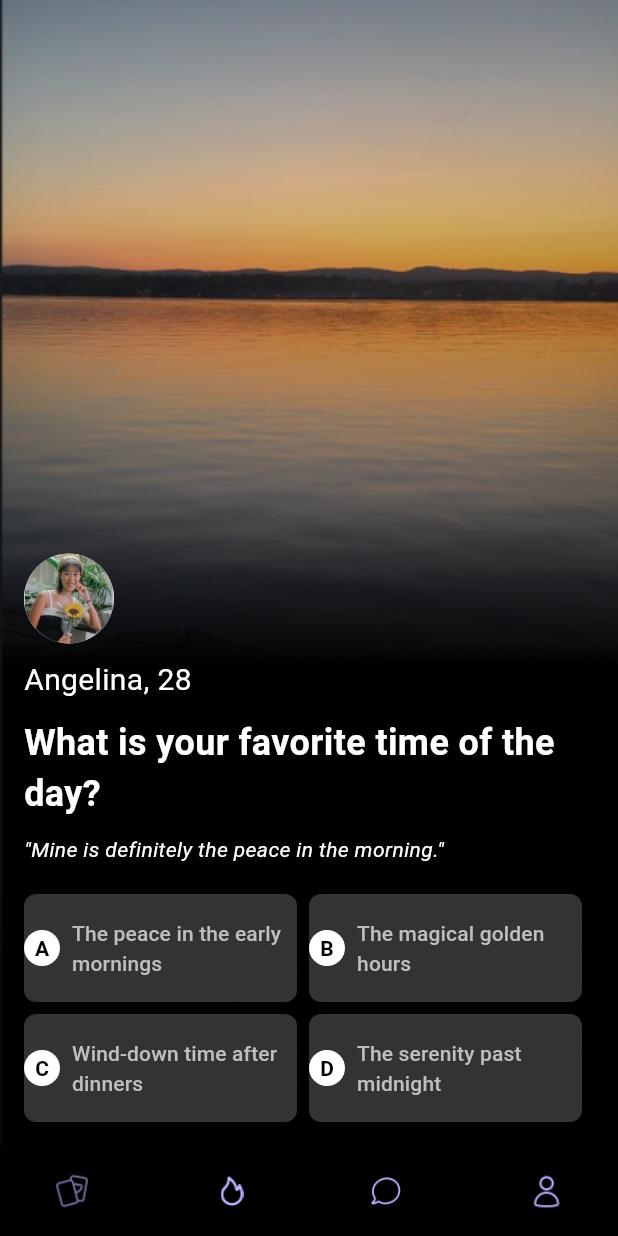
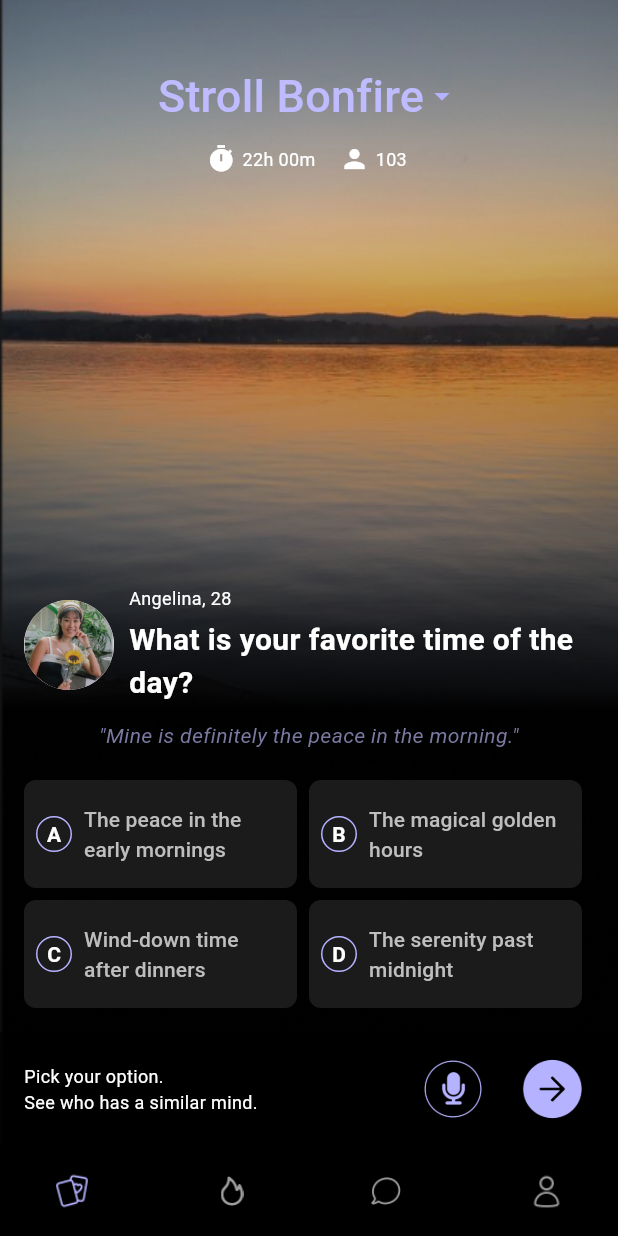
Before and after one commit to pradnyesh-86/stroll_social, a Flutter app: the screen it shows after launch, on a phone screen of 412 x 824 dp. Run offline on Flutter 3.47's test engine with Material 3 defaults, Android fonts, the phone set to English and light mode, and no system bars.

Commit message:
final draft

```diff
--- a/lib/main.dart
+++ b/lib/main.dart
@@ -33,16 +33,15 @@
           Column(
             mainAxisAlignment: MainAxisAlignment.spaceBetween,
             children: [
-              Container(), // Placeholder for any top content
-              Padding(
-                padding: const EdgeInsets.all(16.0),
-                child: ProfileAndOptions(),
-              ),
+              Header(), // Add header with drop-down menu, timer, and follower count
+              Expanded(child: Container()), // Spacer
+              ProfileAndOptions(),
+              ActionButtons(), // Position action buttons between options and nav bar
+              CustomBottomNavigationBar(), // Position nav bar at the bottom
             ],
           ),
         ],
       ),
-      bottomNavigationBar: CustomBottomNavigationBar(),
     );
   }
 }
@@ -76,36 +75,124 @@
   }
 }
 
+class Header extends StatelessWidget {
+  @override
+  Widget build(BuildContext context) {
+    return Padding(
+      padding: const EdgeInsets.fromLTRB(
+          16.0, 40.0, 16.0, 8.0), // Added padding at the top
+      child: Column(
+        crossAxisAlignment:
+            CrossAxisAlignment.center, // Align content to the center
+        children: [
+          DropdownButton<String>(
+            value: 'Stroll Bonfire',
+            icon: Icon(Icons.arrow_drop_down, color: Color(0xffb5b2ff)),
+            dropdownColor: Colors.white.withOpacity(0.5),
+            underline: Container(),
+            items: <String>['Stroll Bonfire', 'Another User']
+                .map<DropdownMenuItem<String>>((String value) {
+              return DropdownMenuItem<String>(
+                value: value,
+                child: Text(
+                  value,
+                  style: TextStyle(
+                      color: Color.fromARGB(255, 190, 188, 255),
+                      fontSize: 30.0),
+                ),
+              );
+            }).toList(),
+            onChanged: (_) {},
+          ),
+          SizedBox(height: 8),
+          Row(
+            mainAxisAlignment: MainAxisAlignment.center,
+            children: [
+              Column(
+                crossAxisAlignment: CrossAxisAlignment.end,
+                children: [
+                  Row(
+                    children: [
+                      Icon(Icons.timer, color: Colors.white, size: 20.0),
+                      SizedBox(width: 4),
+                      Text(
+                        '22h 00m',
+                        style: TextStyle(color: Colors.white, fontSize: 12.0),
+                      ),
+                    ],
+                  ),
+                ],
+              ),
+              SizedBox(width: 16),
+              Column(
+                crossAxisAlignment: CrossAxisAlignment.end,
+                children: [
+                  Row(
+                    children: [
+                      Icon(Icons.person, color: Colors.white, size: 20.0),
+                      SizedBox(width: 4),
+                      Text(
+                        '103 ',
+                        style: TextStyle(color: Colors.white, fontSize: 12.0),
+                      ),
+                    ],
+                  ),
+                ],
+              ),
+            ],
+          ),
+        ],
+      ),
+    );
+  }
+}
+
 class ProfileAndOptions extends StatelessWidget {
   @override
   Widget build(BuildContext context) {
-    return Column(
+    return Padding(
+      padding: const EdgeInsets.all(16.0),
+      child: Column(
         crossAxisAlignment: CrossAxisAlignment.start,
+        children: [
+          Row(
             children: [
               CircleAvatar(
                 backgroundImage: AssetImage('assets/profile.png'),
                 radius: 30,
               ),
-        SizedBox(height: 10),
+              SizedBox(width: 10),
+              Expanded(
+                child: Column(
+                  crossAxisAlignment: CrossAxisAlignment.start,
+                  children: [
                     Text(
                       'Angelina, 28',
-          style: TextStyle(color: Colors.white, fontSize: 20),
+                      style: TextStyle(color: Colors.white, fontSize: 12),
                     ),
-        SizedBox(height: 10),
+                    SizedBox(height: 5),
                     Text(
                       'What is your favorite time of the day?',
                       style: TextStyle(
                         color: Colors.white,
-            fontSize: 24,
+                        fontSize: 20,
                         fontWeight: FontWeight.bold,
                       ),
                     ),
+                  ],
+                ),
+              ),
+            ],
+          ),
           SizedBox(height: 10),
-        Text(
+          Center(
+            child: Text(
               '"Mine is definitely the peace in the morning."',
+              textAlign: TextAlign.center,
               style: TextStyle(
-            color: Colors.white,
+                color: Color.fromARGB(255, 122, 121, 161),
                 fontStyle: FontStyle.italic,
+              ),
             ),
           ),
           SizedBox(height: 20),
@@ -123,6 +210,7 @@
             ],
           ),
         ],
+      ),
     );
   }
 }
@@ -165,14 +253,18 @@
   @override
   Widget build(BuildContext context) {
     final responseProvider = Provider.of<ResponseProvider>(context);
+    final bool isSelected = responseProvider.selectedResponse == text;
 
     return ElevatedButton(
       style: ElevatedButton.styleFrom(
-        primary: const Color.fromARGB(255, 65, 62, 62).withOpacity(0.8),
+        primary: Color.fromARGB(255, 34, 34, 34).withOpacity(0.8),
         onPrimary: const Color.fromARGB(255, 190, 190, 190),
-        padding: EdgeInsets.symmetric(vertical: 16.0),
+        padding: EdgeInsets.symmetric(vertical: 16.0, horizontal: 8.0),
         shape: RoundedRectangleBorder(
           borderRadius: BorderRadius.circular(8.0),
+          side: isSelected
+              ? BorderSide(color: Color(0xffb5b2ff), width: 2)
+              : BorderSide.none,
         ),
       ),
       onPressed: () {
@@ -184,21 +276,62 @@
             width: 24,
             height: 24,
             decoration: BoxDecoration(
-              color: Colors.white,
+              color: isSelected ? Color(0xffb5b2ff) : Colors.transparent,
               shape: BoxShape.circle,
+              border: Border.all(color: Color(0xffb5b2ff)),
             ),
             child: Center(
               child: Text(
                 label,
                 style: TextStyle(
                   fontWeight: FontWeight.bold,
-                  color: Colors.black,
+                  color: isSelected ? Colors.black : Colors.white,
                 ),
               ),
             ),
           ),
           SizedBox(width: 8),
           Expanded(child: Text(text)),
+        ],
+      ),
+    );
+  }
+}
+
+class ActionButtons extends StatelessWidget {
+  @override
+  Widget build(BuildContext context) {
+    return Container(
+      color: Colors.black.withOpacity(0.7),
+      padding: const EdgeInsets.symmetric(vertical: 10.0, horizontal: 16.0),
+      child: Row(
+        mainAxisAlignment: MainAxisAlignment.spaceBetween,
+        children: [
+          Text(
+            'Pick your option.\nSee who has a similar mind.',
+            style: TextStyle(color: Colors.white, fontSize: 12.0),
+          ),
+          Row(
+            children: [
+              IconButton(
+                iconSize: 40.0,
+                icon: ImageIcon(
+                  AssetImage('assets/mic.png'),
+                  color: Color(0xffb5b2ff),
+                ),
+                onPressed: () {},
+              ),
+              SizedBox(width: 10),
+              IconButton(
+                iconSize: 40.0,
+                icon: ImageIcon(
+                  AssetImage('assets/send.png'),
+                  color: Color(0xffb5b2ff),
+                ),
+                onPressed: () {},
+              ),
+            ],
+          ),
         ],
       ),
     );
@@ -266,9 +399,7 @@
       iconSize: index == 0 || index == 3 ? 40.0 : 20.0,
       icon: ImageIcon(
         AssetImage(assetPath),
-        color: selectedIndex == index
-            ? Color.fromARGB(255, 117, 115, 163)
-            : Color(0xffb5b2ff),
+        color: selectedIndex == index ? Color(0xffb5b2ff) : Colors.grey,
       ),
       onPressed: onTap,
     );
--- a/pubspec.yaml
+++ b/pubspec.yaml
@@ -60,6 +60,8 @@ flutter:
     - assets/fire.png
     - assets/card.png
     - assets/user.png
+    - assets/mic.png
+    - assets/send.png
 
 
   # The following line ensures that the Material Icons font is
```
Also changed, not shown: assets/mic.png (added), assets/send.png (added). Lines whose indentation alone changed are shown as unchanged.
